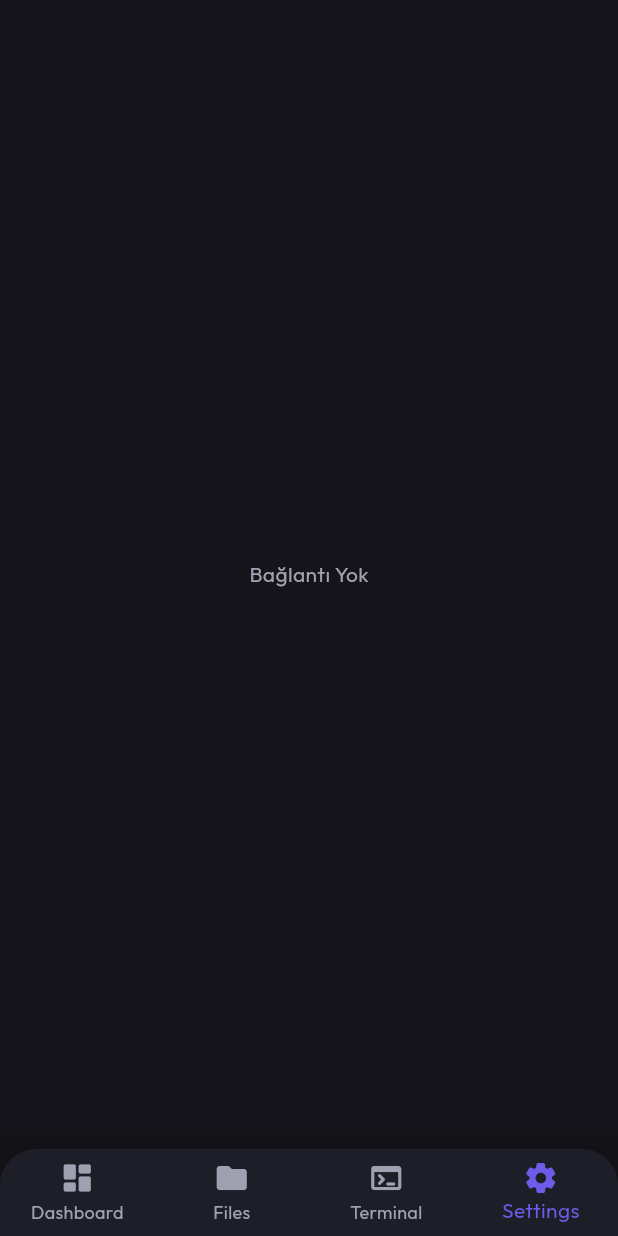
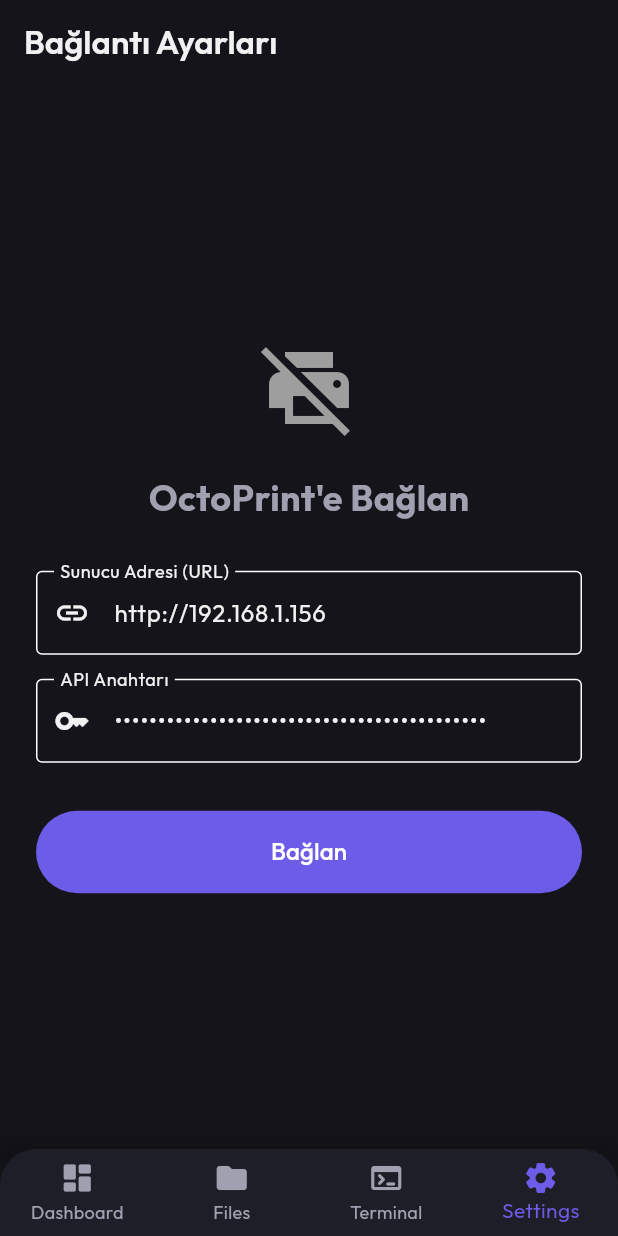
Before and after one commit to mrydev/octomobile, a Flutter app: the screen it shows after launch, item 4 of the bottom bar chosen, on a phone screen of 412 x 824 dp. Run offline on Flutter 3.47's test engine with Material 3 defaults, Android fonts, the phone set to English and light mode, and no system bars; our stand-ins replace flutter_riverpod, google_fonts; missing offline and left inert: flutter_mjpeg.

Commit message:
feat: create settings view to manage OctoPrint server connection.

```diff
--- a/lib/features/settings/settings_view.dart
+++ b/lib/features/settings/settings_view.dart
@@ -2,16 +2,102 @@
 import 'package:flutter_riverpod/flutter_riverpod.dart';
 import '../connection/providers/connection_provider.dart';
 
-class SettingsView extends ConsumerWidget {
+class SettingsView extends ConsumerStatefulWidget {
   const SettingsView({super.key});
 
   @override
-  Widget build(BuildContext context, WidgetRef ref) {
+  ConsumerState<SettingsView> createState() => _SettingsViewState();
+}
+
+class _SettingsViewState extends ConsumerState<SettingsView> {
+  final _urlController = TextEditingController(text: 'http://192.168.1.156');
+  final _apiController = TextEditingController(
+    text: 'o0uj2Q65mOBpr_sZNJXj4x8G9vQERzLsekm-k9nF-q0',
+  );
+
+  @override
+  void dispose() {
+    _urlController.dispose();
+    _apiController.dispose();
+    super.dispose();
+  }
+
+  void _connect() {
+    final url = _urlController.text.trim();
+    final api = _apiController.text.trim();
+    if (url.isEmpty || api.isEmpty) return;
+
+    final wsUrl = url.replaceFirst('http', 'ws') + '/sockjs/websocket';
+
+    ref.read(connectionSettingsProvider.notifier).state = ConnectionSettings(
+      baseUrl: url,
+      apiKey: api,
+      wsUrl: wsUrl,
+    );
+  }
+
+  void _disconnect() {
+    ref.read(connectionSettingsProvider.notifier).state = null;
+  }
+
+  @override
+  Widget build(BuildContext context) {
     final settings = ref.watch(connectionSettingsProvider);
     final theme = Theme.of(context);
 
     if (settings == null) {
-      return const Center(child: Text('Bağlantı Yok'));
+      return Scaffold(
+        appBar: AppBar(
+          title: const Text('Bağlantı Ayarları'),
+          elevation: 0,
+          backgroundColor: Colors.transparent,
+        ),
+        body: Center(
+          child: SingleChildScrollView(
+            padding: const EdgeInsets.all(24.0),
+            child: Column(
+              mainAxisAlignment: MainAxisAlignment.center,
+              crossAxisAlignment: CrossAxisAlignment.stretch,
+              children: [
+                const Icon(Icons.print_disabled, size: 64, color: Colors.grey),
+                const SizedBox(height: 24),
+                const Text(
+                  'OctoPrint\'e Bağlan',
+                  textAlign: TextAlign.center,
+                  style: TextStyle(fontSize: 24, fontWeight: FontWeight.bold),
+                ),
+                const SizedBox(height: 32),
+                TextField(
+                  controller: _urlController,
+                  decoration: const InputDecoration(
+                    labelText: 'Sunucu Adresi (URL)',
+                    prefixIcon: Icon(Icons.link),
+                    border: OutlineInputBorder(),
+                  ),
+                ),
+                const SizedBox(height: 16),
+                TextField(
+                  controller: _apiController,
+                  obscureText: true,
+                  decoration: const InputDecoration(
+                    labelText: 'API Anahtarı',
+                    prefixIcon: Icon(Icons.key),
+                    border: OutlineInputBorder(),
+                  ),
+                ),
+                const SizedBox(height: 32),
+                FilledButton(
+                  onPressed: _connect,
+                  style: FilledButton.styleFrom(
+                    padding: const EdgeInsets.symmetric(vertical: 16),
+                  ),
+                  child: const Text('Bağlan', style: TextStyle(fontSize: 16)),
+                ),
+              ],
+            ),
+          ),
+        ),
+      );
     }
 
     // Mask API key for security (show only last 4 chars)
@@ -65,10 +151,7 @@
                     borderRadius: BorderRadius.circular(12),
                   ),
                 ),
-                onPressed: () {
-                  // Disconnecting by setting the provider to null
-                  ref.read(connectionSettingsProvider.notifier).state = null;
-                },
+                onPressed: _disconnect,
                 icon: const Icon(Icons.logout),
                 label: const Text(
                   'Bağlantıyı Kes',
```
